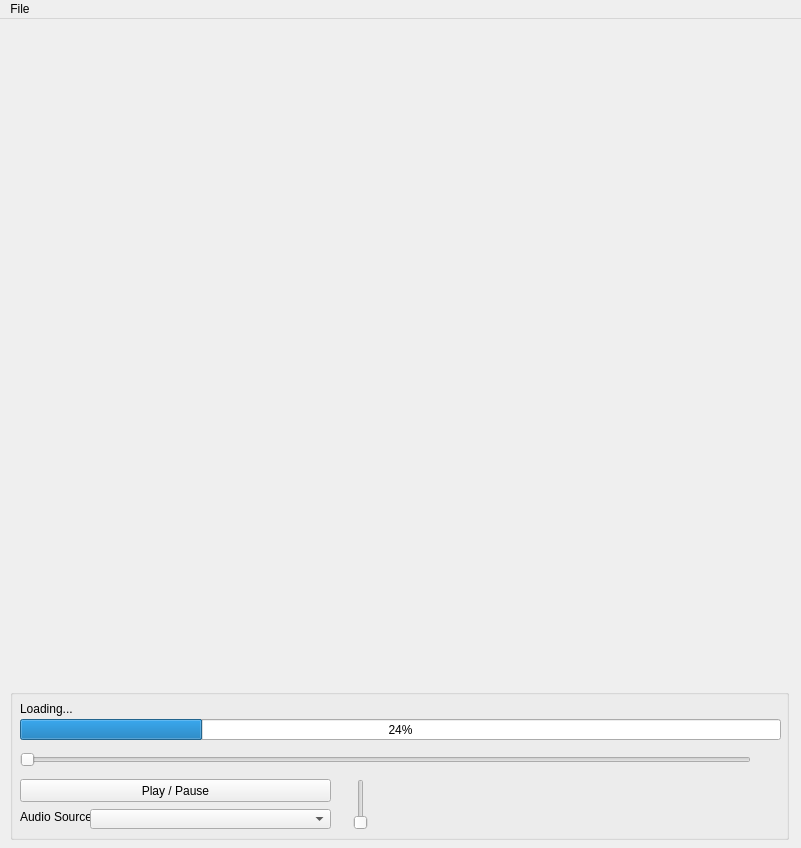
Before: the Qt Designer form c/vs/video.ui in atac/handbook-samples, drawn with Qt 5.
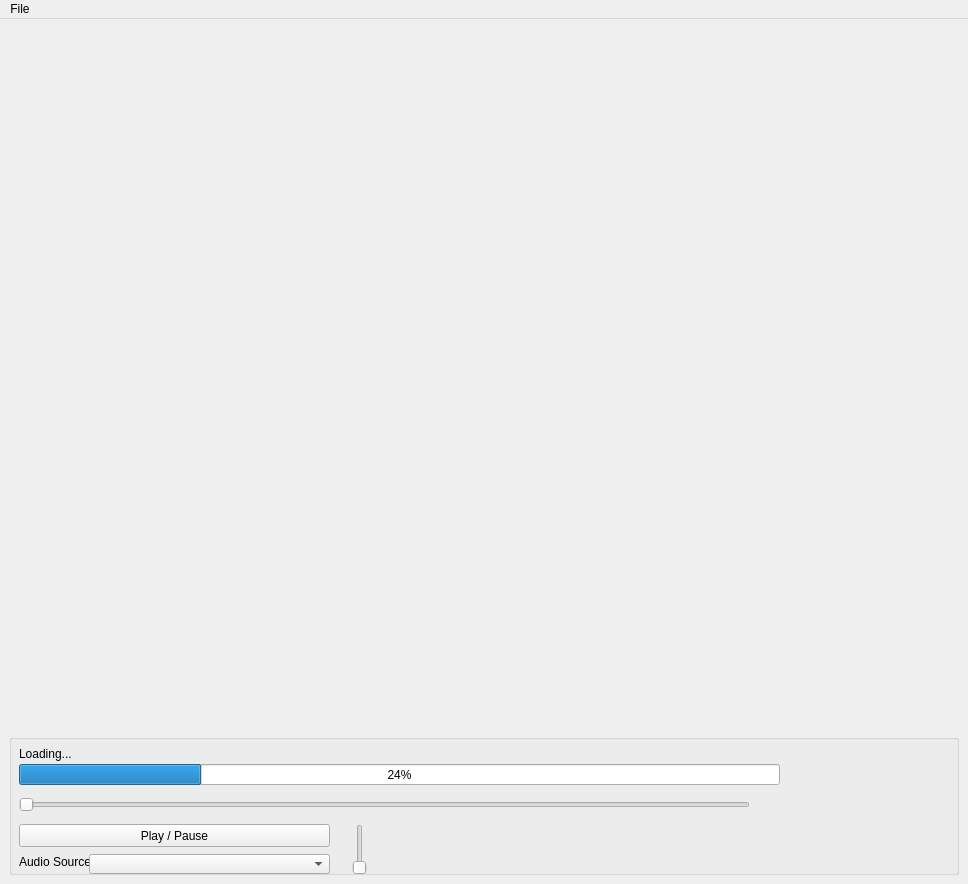
After: the same form once the commit is applied.

Commit message: Implemented adding videos to grid and fixed layout (resizing).

```diff
--- a/c/vs/video.ui
+++ b/c/vs/video.ui
@@ -6,43 +6,49 @@
    <rect>
     <x>0</x>
     <y>0</y>
-    <width>801</width>
-    <height>848</height>
+    <width>968</width>
+    <height>884</height>
    </rect>
   </property>
+  <property name="sizePolicy">
+   <sizepolicy hsizetype="Expanding" vsizetype="Expanding">
+    <horstretch>0</horstretch>
+    <verstretch>0</verstretch>
+   </sizepolicy>
+  </property>
   <property name="windowTitle">
    <string>CH10 Video Player</string>
   </property>
   <widget class="QWidget" name="centralwidget">
    <property name="sizePolicy">
-    <sizepolicy hsizetype="Maximum" vsizetype="Maximum">
+    <sizepolicy hsizetype="Expanding" vsizetype="Expanding">
      <horstretch>0</horstretch>
      <verstretch>0</verstretch>
     </sizepolicy>
-   </property>
-   <widget class="QWidget" name="verticalLayoutWidget">
-    <property name="geometry">
-     <rect>
-      <x>0</x>
-      <y>0</y>
-      <width>801</width>
-      <height>511</height>
-     </rect>
     </property>
     <layout class="QVBoxLayout" name="verticalLayout">
      <item>
+     <widget class="QWidget" name="widget" native="true">
+      <layout class="QGridLayout" name="gridLayout_2">
+       <item row="0" column="0">
       <layout class="QGridLayout" name="grid"/>
      </item>
     </layout>
    </widget>
+    </item>
+    <item>
    <widget class="QGroupBox" name="playback">
-    <property name="geometry">
-     <rect>
-      <x>10</x>
-      <y>670</y>
-      <width>779</width>
-      <height>151</height>
-     </rect>
+      <property name="sizePolicy">
+       <sizepolicy hsizetype="Fixed" vsizetype="Fixed">
+        <horstretch>0</horstretch>
+        <verstretch>0</verstretch>
+       </sizepolicy>
+      </property>
+      <property name="minimumSize">
+       <size>
+        <width>950</width>
+        <height>141</height>
+       </size>
     </property>
     <property name="title">
      <string/>
@@ -142,13 +148,15 @@
      </property>
     </widget>
    </widget>
+    </item>
+   </layout>
   </widget>
   <widget class="QMenuBar" name="menubar">
    <property name="geometry">
     <rect>
      <x>0</x>
      <y>0</y>
-     <width>801</width>
+     <width>968</width>
      <height>21</height>
     </rect>
    </property>
```
Left out of the diff: 2 changed lines with no effect on the pictures. Lines whose indentation alone changed are shown as unchanged. The commit also changes 2 other files.
